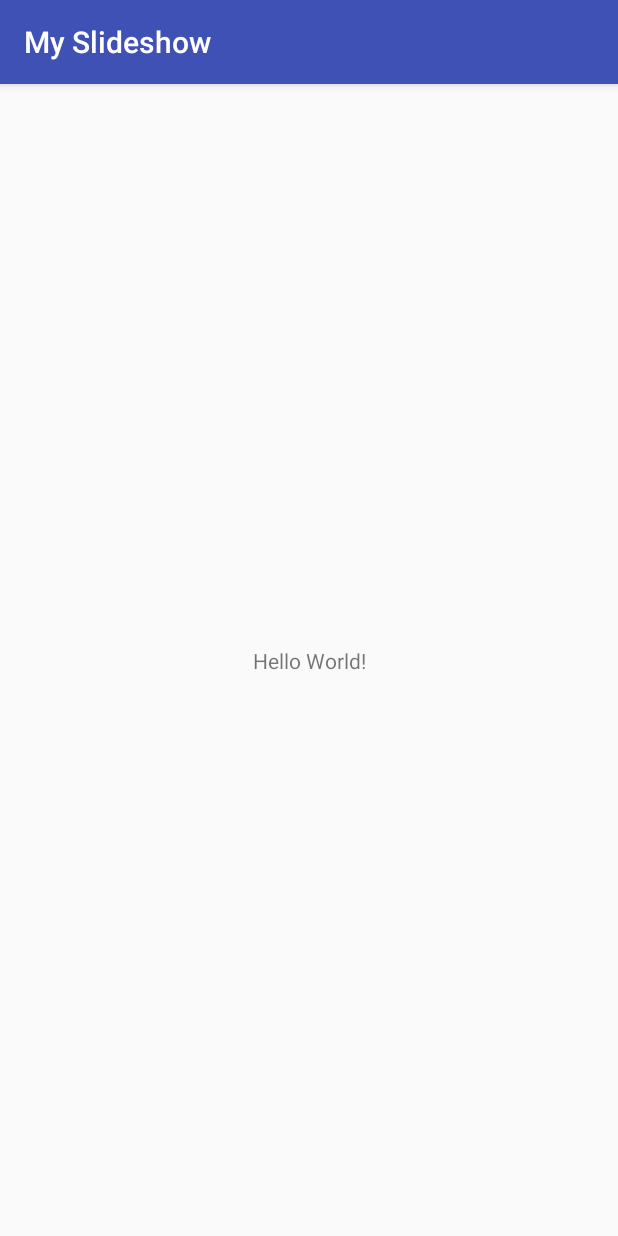
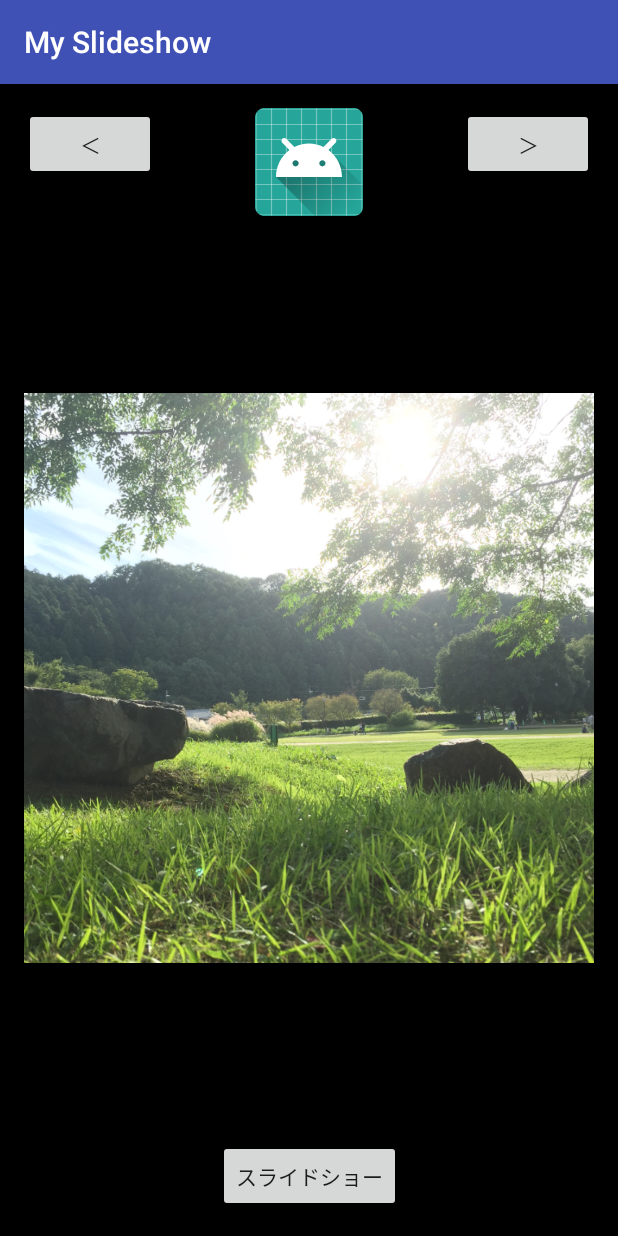
Before and after one commit to ehu-151/MySlideshow, an Android app: the screen it shows after launch (MainActivity), on a phone screen of 412 x 824 dp. Run offline under Robolectric (Android 15) with nearby library versions, the phone set to English and light mode, and no system bars.

Commit message:
ページ送りのアニメーション実装

```diff
--- a/app/src/main/java/com/example/ehu/myslideshow/MainActivity.java
+++ b/app/src/main/java/com/example/ehu/myslideshow/MainActivity.java
@@ -1,13 +1,69 @@
 package com.example.ehu.myslideshow;
 
+import android.annotation.SuppressLint;
+import android.media.Image;
 import android.support.v7.app.AppCompatActivity;
 import android.os.Bundle;
+import android.view.View;
+import android.view.animation.BounceInterpolator;
+import android.widget.ImageSwitcher;
+import android.widget.ImageView;
+import android.widget.ViewSwitcher;
 
 public class MainActivity extends AppCompatActivity {
+
+    ImageSwitcher mImageSwitcher;
+    int[] mImageresources = {R.drawable.slide00, R.drawable.slide01,
+            R.drawable.slide02, R.drawable.slide03,
+            R.drawable.slide04, R.drawable.slide05,
+            R.drawable.slide06, R.drawable.slide07,
+            R.drawable.slide08, R.drawable.slide09};
+
+    int mPosition = 0;
 
     @Override
     protected void onCreate(Bundle savedInstanceState) {
         super.onCreate(savedInstanceState);
         setContentView(R.layout.activity_main);
+
+        mImageSwitcher = (ImageSwitcher) findViewById(R.id.imageSwitcher);
+        mImageSwitcher.setFactory(new ViewSwitcher.ViewFactory() {
+            @Override
+            public View makeView() {
+                ImageView imageView = new ImageView(getApplicationContext());
+                return imageView;
+            }
+        });
+        mImageSwitcher.setImageResource(mImageresources[0]);
+    }
+
+    public void onAnimationButtonTapped(final View view) {
+        float y = view.getY() + 100;
+        view.animate().setDuration(1000).setInterpolator(new BounceInterpolator()).y(y);
+    }
+
+    private void movePosition(int move) {
+        mPosition = mPosition + move;
+        if (mPosition >= mImageresources.length) {
+            mPosition = 0;
+        } else if (mPosition < 0) {
+            mPosition = mImageresources.length - 1;
+        }
+        mImageSwitcher.setImageResource(mImageresources[mPosition]);
+    }
+    @SuppressLint("WrongViewCast")
+    public void onPrevButtonTapped(View view) {
+        mImageSwitcher.setInAnimation(this, android.R.anim.fade_in);
+        mImageSwitcher.setOutAnimation(this, android.R.anim.fade_out);
+        movePosition(-1);
+        findViewById(R.id.imageView).animate().setDuration(1000).alpha(0.0f);
+    }
+
+    @SuppressLint("WrongViewCast")
+    public void onNextButtonTapped(View view) {
+        mImageSwitcher.setInAnimation(this, android.R.anim.slide_in_left);
+        mImageSwitcher.setOutAnimation(this, android.R.anim.slide_out_right);
+        movePosition(1);
+        findViewById(R.id.imageView).animate().setDuration(1000).alpha(0.0f);
     }
 }
--- a/app/src/main/res/layout/activity_main.xml
+++ b/app/src/main/res/layout/activity_main.xml
@@ -4,15 +4,66 @@
     xmlns:tools="http://schemas.android.com/tools"
     android:layout_width="match_parent"
     android:layout_height="match_parent"
+    android:background="@android:color/black"
     tools:context="com.example.ehu.myslideshow.MainActivity">
 
-    <TextView
+    <ImageView
+        android:id="@+id/imageView"
         android:layout_width="wrap_content"
         android:layout_height="wrap_content"
-        android:text="Hello World!"
-        app:layout_constraintBottom_toBottomOf="parent"
+        android:layout_marginTop="16dp"
+        android:onClick="onAnimationButtonTapped"
         app:layout_constraintLeft_toLeftOf="parent"
         app:layout_constraintRight_toRightOf="parent"
+        app:layout_constraintTop_toTopOf="parent"
+        app:srcCompat="@mipmap/ic_launcher" />
+
+    <Button
+        android:id="@+id/prevButton"
+        android:layout_width="wrap_content"
+        android:layout_height="wrap_content"
+        android:layout_marginBottom="40dp"
+        android:layout_marginStart="16dp"
+        android:layout_marginTop="16dp"
+        android:onClick="onPrevButtonTapped"
+        android:text="@string/prev"
+        app:layout_constraintBottom_toTopOf="@+id/imageSwitcher"
+        app:layout_constraintStart_toStartOf="parent"
         app:layout_constraintTop_toTopOf="parent" />
 
+    <Button
+        android:id="@+id/nextButton"
+        android:layout_width="wrap_content"
+        android:layout_height="wrap_content"
+        android:layout_marginEnd="16dp"
+        android:layout_marginTop="16dp"
+        android:onClick="onNextButtonTapped"
+        android:text="@string/next"
+        app:layout_constraintEnd_toEndOf="parent"
+        app:layout_constraintTop_toTopOf="parent" />
+
+    <Button
+        android:id="@+id/slideshowButton"
+        android:layout_width="wrap_content"
+        android:layout_height="wrap_content"
+        android:layout_marginBottom="16dp"
+        android:layout_marginEnd="16dp"
+        android:layout_marginStart="16dp"
+        android:text="@string/slideshow"
+        app:layout_constraintBottom_toBottomOf="parent"
+        app:layout_constraintEnd_toEndOf="parent"
+        app:layout_constraintStart_toStartOf="parent" />
+
+    <ImageSwitcher
+        android:id="@+id/imageSwitcher"
+        android:layout_width="0dp"
+        android:layout_height="0dp"
+        android:layout_marginBottom="80dp"
+        android:layout_marginEnd="16dp"
+        android:layout_marginStart="16dp"
+        app:layout_constraintBottom_toBottomOf="parent"
+        app:layout_constraintEnd_toEndOf="parent"
+        app:layout_constraintStart_toStartOf="parent"
+        app:layout_constraintTop_toBottomOf="@+id/prevButton" />
+
 </android.support.constraint.ConstraintLayout>
--- a/app/src/main/res/values/strings.xml
+++ b/app/src/main/res/values/strings.xml
@@ -1,3 +1,6 @@
 <resources>
     <string name="app_name">My Slideshow</string>
+    <string name="prev">＜</string>
+    <string name="next">＞</string>
+    <string name="slideshow">スライドショー</string>
 </resources>
```
Also changed, not shown: app/src/main/res/drawable/slide00.jpg (added), app/src/main/res/drawable/slide01.jpg (added), app/src/main/res/drawable/slide02.jpg (added), app/src/main/res/drawable/slide03.jpg (added), app/src/main/res/drawable/slide04.jpg (added), app/src/main/res/drawable/slide05.jpg (added), app/src/main/res/drawable/slide06.jpg (added), app/src/main/res/drawable/slide07.jpg (added), app/src/main/res/drawable/slide08.jpg (added), app/src/main/res/drawable/slide09.jpg (added).
